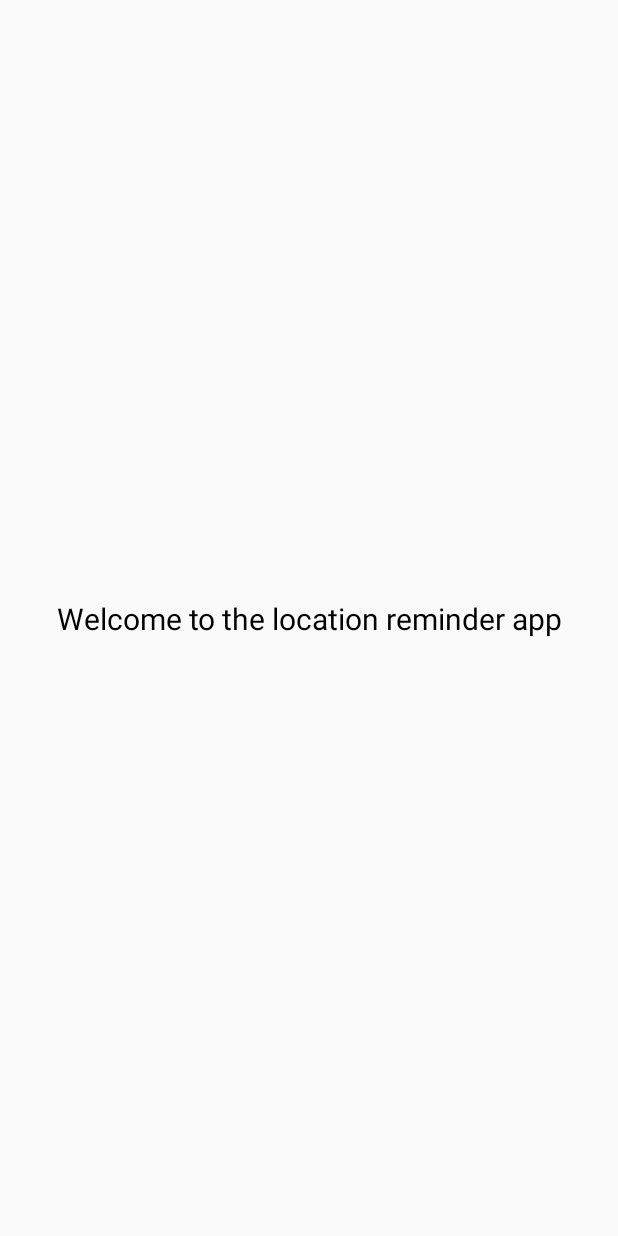
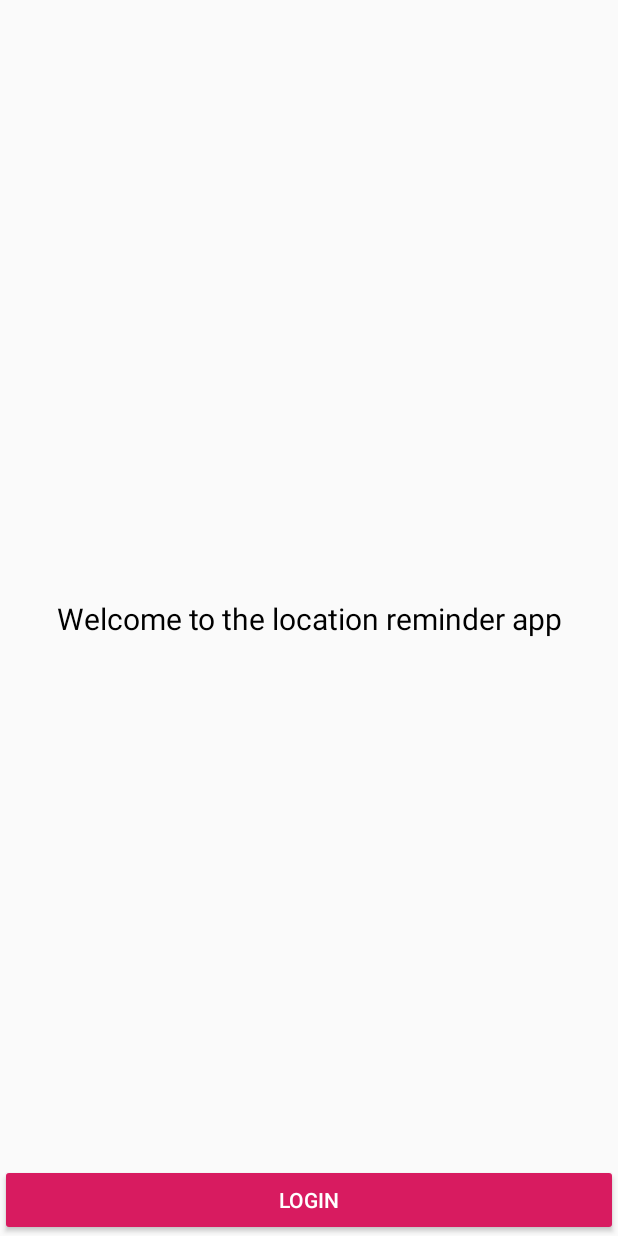
Before and after one commit to gea-07/LocationReminder, an Android app: the layout activity_authentication.xml on its own in the app's theme, with its tools: preview values and no code run, on a phone screen of 412 x 824 dp. Run offline under Robolectric (Android 15) with nearby library versions, the phone set to English and light mode, and no system bars.

```diff
--- a/app/src/main/AndroidManifest.xml
+++ b/app/src/main/AndroidManifest.xml
@@ -36,13 +36,14 @@
             android:value="@string/google_maps_key" />
 
         <activity android:name=".authentication.AuthenticationActivity">
-        </activity>
-        <activity android:name=".locationreminders.RemindersActivity" >
             <intent-filter>
                 <action android:name="android.intent.action.MAIN" />
 
                 <category android:name="android.intent.category.LAUNCHER" />
             </intent-filter>
+        </activity>
+        <activity android:name=".locationreminders.RemindersActivity" >
+
 
         </activity>
         <receiver
--- a/app/src/main/res/layout/activity_authentication.xml
+++ b/app/src/main/res/layout/activity_authentication.xml
@@ -1,7 +1,13 @@
 <?xml version="1.0" encoding="utf-8"?>
-<androidx.constraintlayout.widget.ConstraintLayout xmlns:android="http://schemas.android.com/apk/res/android"
+<layout xmlns:android="http://schemas.android.com/apk/res/android"
     xmlns:app="http://schemas.android.com/apk/res-auto"
-    xmlns:tools="http://schemas.android.com/tools"
+    xmlns:tools="http://schemas.android.com/tools">
+
+    <data>
+
+    </data>
+
+    <androidx.constraintlayout.widget.ConstraintLayout
         android:layout_width="match_parent"
         android:layout_height="match_parent"
         tools:context=".authentication.AuthenticationActivity">
@@ -17,4 +23,16 @@
             app:layout_constraintStart_toStartOf="parent"
             app:layout_constraintTop_toTopOf="parent" />
 
+        <Button
+            android:id="@+id/login_button"
+            android:layout_width="0dp"
+            android:layout_height="wrap_content"
+            android:backgroundTint="@color/colorAccent"
+            android:text="@string/login"
+            android:textColor="@color/white"
+            app:layout_constraintBottom_toBottomOf="parent"
+            app:layout_constraintEnd_toEndOf="parent"
+            app:layout_constraintStart_toStartOf="parent" />
+
     </androidx.constraintlayout.widget.ConstraintLayout>
+</layout>
```
Also changed, not shown: app/src/main/java/com/udacity/project4/authentication/AuthenticationActivity.kt (+51 -5 lines). Lines whose indentation alone changed are shown as unchanged.
